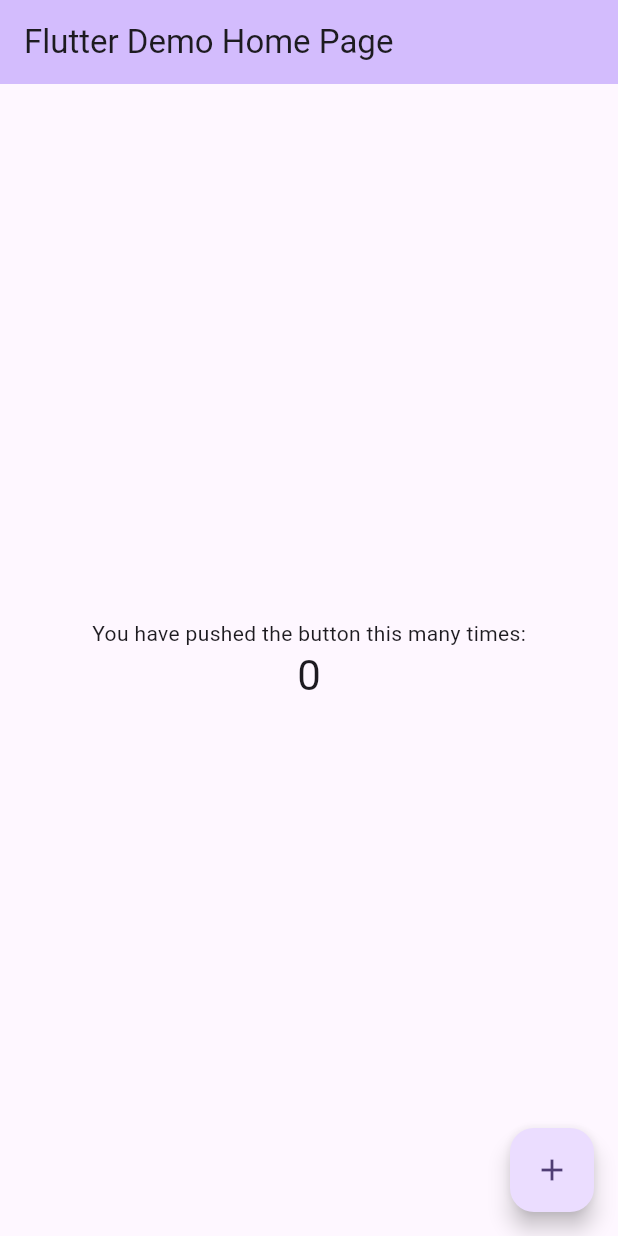
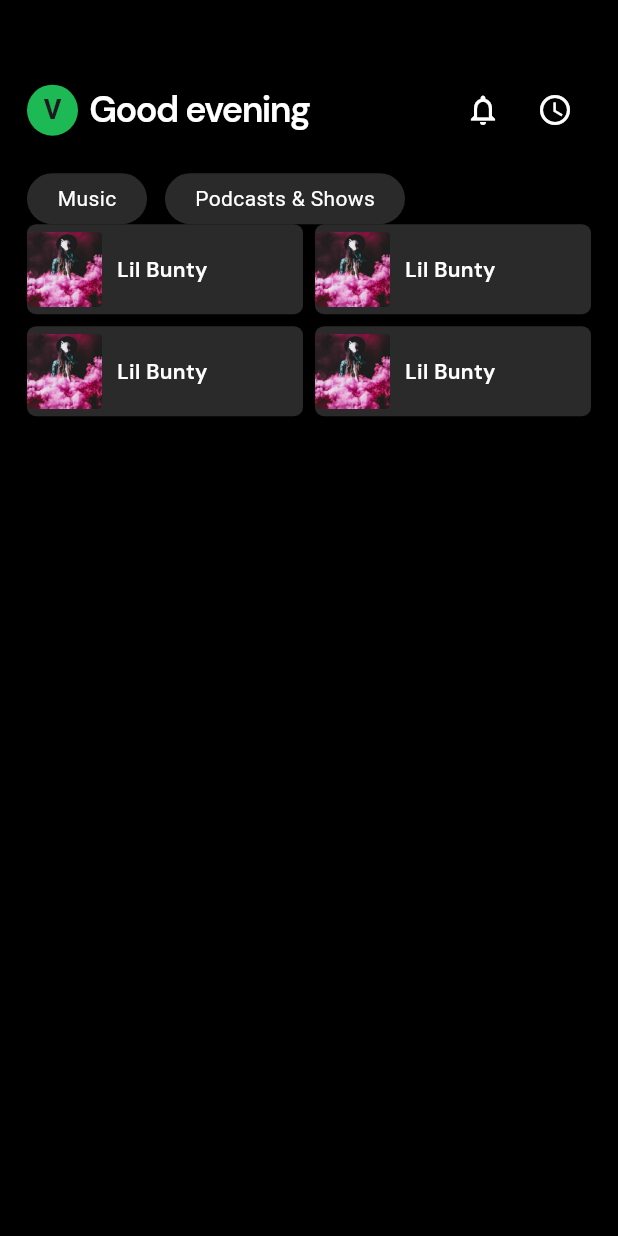
Before and after one commit to CodeCrypt05/Spotify-Clone-App, a Flutter app: the screen it shows after launch, on a phone screen of 412 x 824 dp. Run offline on Flutter 3.47's test engine with Material 2 defaults, Android fonts, the phone set to English and light mode, and no system bars; our stand-ins replace google_fonts, hexcolor.

Commit message:
half ui done

```diff
--- a/lib/main.dart
+++ b/lib/main.dart
@@ -1,4 +1,5 @@
 import 'package:flutter/material.dart';
+import 'package:spotify_clone_app/presentation/pages/home_screen.dart';
 
 void main() {
   runApp(const MyApp());
@@ -11,115 +12,13 @@ class MyApp extends StatelessWidget {
   @override
   Widget build(BuildContext context) {
     return MaterialApp(
+      debugShowCheckedModeBanner: false,
       title: 'Flutter Demo',
       theme: ThemeData(
-        // This is the theme of your application.
-        //
-        // TRY THIS: Try running your application with "flutter run". You'll see
-        // the application has a blue toolbar. Then, without quitting the app,
-        // try changing the seedColor in the colorScheme below to Colors.green
-        // and then invoke "hot reload" (save your changes or press the "hot
-        // reload" button in a Flutter-supported IDE, or press "r" if you used
-        // the command line to start the app).
-        //
-        // Notice that the counter didn't reset back to zero; the application
-        // state is not lost during the reload. To reset the state, use hot
-        // restart instead.
-        //
-        // This works for code too, not just values: Most code changes can be
-        // tested with just a hot reload.
         colorScheme: ColorScheme.fromSeed(seedColor: Colors.deepPurple),
         useMaterial3: true,
       ),
-      home: const MyHomePage(title: 'Flutter Demo Home Page'),
+      home: HomeScreen(),
     );
   }
 }
-
-class MyHomePage extends StatefulWidget {
-  const MyHomePage({super.key, required this.title});
-
-  // This widget is the home page of your application. It is stateful, meaning
-  // that it has a State object (defined below) that contains fields that affect
-  // how it looks.
-
-  // This class is the configuration for the state. It holds the values (in this
-  // case the title) provided by the parent (in this case the App widget) and
-  // used by the build method of the State. Fields in a Widget subclass are
-  // always marked "final".
-
-  final String title;
-
-  @override
-  State<MyHomePage> createState() => _MyHomePageState();
-}
-
-class _MyHomePageState extends State<MyHomePage> {
-  int _counter = 0;
-
-  void _incrementCounter() {
-    setState(() {
-      // This call to setState tells the Flutter framework that something has
-      // changed in this State, which causes it to rerun the build method below
-      // so that the display can reflect the updated values. If we changed
-      // _counter without calling setState(), then the build method would not be
-      // called again, and so nothing would appear to happen.
-      _counter++;
-    });
-  }
-
-  @override
-  Widget build(BuildContext context) {
-    // This method is rerun every time setState is called, for instance as done
-    // by the _incrementCounter method above.
-    //
-    // The Flutter framework has been optimized to make rerunning build methods
-    // fast, so that you can just rebuild anything that needs updating rather
-    // than having to individually change instances of widgets.
-    return Scaffold(
-      appBar: AppBar(
-        // TRY THIS: Try changing the color here to a specific color (to
-        // Colors.amber, perhaps?) and trigger a hot reload to see the AppBar
-        // change color while the other colors stay the same.
-        backgroundColor: Theme.of(context).colorScheme.inversePrimary,
-        // Here we take the value from the MyHomePage object that was created by
-        // the App.build method, and use it to set our appbar title.
-        title: Text(widget.title),
-      ),
-      body: Center(
-        // Center is a layout widget. It takes a single child and positions it
-        // in the middle of the parent.
-        child: Column(
-          // Column is also a layout widget. It takes a list of children and
-          // arranges them vertically. By default, it sizes itself to fit its
-          // children horizontally, and tries to be as tall as its parent.
-          //
-          // Column has various properties to control how it sizes itself and
-          // how it positions its children. Here we use mainAxisAlignment to
-          // center the children vertically; the main axis here is the vertical
-          // axis because Columns are vertical (the cross axis would be
-          // horizontal).
-          //
-          // TRY THIS: Invoke "debug painting" (choose the "Toggle Debug Paint"
-          // action in the IDE, or press "p" in the console), to see the
-          // wireframe for each widget.
-          mainAxisAlignment: MainAxisAlignment.center,
-          children: <Widget>[
-            const Text(
-              'You have pushed the button this many times:',
-            ),
-            Text(
-              '$_counter',
-              style: Theme.of(context).textTheme.headlineMedium,
-            ),
-          ],
-        ),
-      ),
-      floatingActionButton: FloatingActionButton(
-        onPressed: _incrementCounter,
-        tooltip: 'Increment',
-        child: const Icon(Icons.add),
-      ), // This trailing comma makes auto-formatting nicer for build methods.
-    );
-  }
-}
--- /dev/null
+++ b/lib/presentation/pages/home_screen.dart
@@ -0,0 +1,160 @@
+import 'package:flutter/material.dart';
+import 'package:google_fonts/google_fonts.dart';
+import 'package:hexcolor/hexcolor.dart';
+import 'package:spotify_clone_app/presentation/widgets/searched_album_widget.dart';
+
+class HomeScreen extends StatelessWidget {
+  const HomeScreen({super.key});
+
+  @override
+  Widget build(BuildContext context) {
+    final size = MediaQuery.of(context).size;
+    return Scaffold(
+      backgroundColor: Colors.black,
+      body: SingleChildScrollView(
+        child: Container(
+          margin: const EdgeInsets.only(left: 18, right: 18),
+          child: Column(
+            children: [
+              SizedBox(
+                height: size.height * 0.06,
+              ),
+              buildHeader(),
+              buildMusicPodcast(),
+              buildSearchedAlbum(),
+            ],
+          ),
+        ),
+      ),
+    );
+  }
+
+  Widget buildHeader() {
+    return Container(
+      width: double.infinity,
+      child: Row(
+        mainAxisAlignment: MainAxisAlignment.spaceBetween,
+        children: [
+          Row(
+            mainAxisAlignment: MainAxisAlignment.start,
+            children: [
+              Container(
+                height: 34,
+                width: 34,
+                decoration: BoxDecoration(
+                  shape: BoxShape.circle,
+                  color: HexColor("#1DB954"),
+                ),
+                alignment: Alignment.center,
+                child: const Text(
+                  'V',
+                  style: TextStyle(
+                    fontSize: 18,
+                    fontWeight: FontWeight.w600,
+                  ),
+                ),
+              ),
+              Padding(
+                  padding: EdgeInsets.only(left: 8),
+                  child: Text(
+                    'Good evening',
+                    style: GoogleFonts.dmSans(
+                        color: Colors.white,
+                        fontSize: 24,
+                        fontWeight: FontWeight.w600,
+                        letterSpacing: -1),
+                  )),
+            ],
+          ),
+          Row(
+            children: [
+              IconButton(
+                onPressed: () {},
+                icon: const Icon(Icons.notifications_outlined),
+                color: Colors.white,
+              ),
+              IconButton(
+                onPressed: () {},
+                icon: const Icon(Icons.access_time_outlined),
+                color: Colors.white,
+              ),
+            ],
+          )
+        ],
+      ),
+    );
+  }
+
+  Widget buildMusicPodcast() {
+    return Container(
+      margin: const EdgeInsets.only(top: 18),
+      width: double.infinity,
+      child: Row(
+        children: [
+          GestureDetector(
+            onTap: () {},
+            child: Container(
+              width: 80, // Set the desired width
+              height: 34, // Set the desired height
+              decoration: BoxDecoration(
+                borderRadius:
+                    BorderRadius.circular(20.0), // Adjust the radius as needed
+                color: HexColor("#2A2A2A"),
+              ),
+              child: Center(
+                child: Text(
+                  'Music',
+                  style: TextStyle(
+                    fontSize: 14,
+                    color: Colors.white,
+                  ),
+                ),
+              ),
+            ),
+          ),
+          SizedBox(
+            width: 12,
+          ),
+          GestureDetector(
+            onTap: () {},
+            child: Container(
+              width: 160, // Set the desired width
+              height: 34, // Set the desired height
+              decoration: BoxDecoration(
+                borderRadius:
+                    BorderRadius.circular(20.0), // Adjust the radius as needed
+                color: HexColor("#2A2A2A"),
+              ),
+              child: Center(
+                child: Text(
+                  'Podcasts & Shows',
+                  style: TextStyle(
+                    fontSize: 14,
+                    color: Colors.white,
+                  ),
+                ),
+              ),
+            ),
+          ),
+        ],
+      ),
+    );
+  }
+
+  Widget buildSearchedAlbum() {
+    return GridView.builder(
+      physics: NeverScrollableScrollPhysics(),
+      shrinkWrap: true,
+      gridDelegate: SliverGridDelegateWithFixedCrossAxisCount(
+        crossAxisSpacing: 8,
+        mainAxisSpacing: 8,
+        crossAxisCount: 2,
+        mainAxisExtent: 60,
+      ),
+      itemCount: 4,
+      itemBuilder: (context, index) {
+        return SearchedWidgetAlbum();
+      },
+    );
+  }
+}
--- /dev/null
+++ b/lib/presentation/widgets/searched_album_widget.dart
@@ -0,0 +1,42 @@
+import 'package:flutter/material.dart';
+import 'package:google_fonts/google_fonts.dart';
+import 'package:hexcolor/hexcolor.dart';
+
+class SearchedWidgetAlbum extends StatelessWidget {
+  const SearchedWidgetAlbum({super.key});
+
+  @override
+  Widget build(BuildContext context) {
+    return Container(
+      decoration: BoxDecoration(
+        color: HexColor("#2A2A2A"),
+        borderRadius: BorderRadius.circular(6),
+      ),
+      child: Row(
+        children: [
+          Container(
+            height: 50,
+            width: 50,
+            decoration: BoxDecoration(
+              image: DecorationImage(
+                fit: BoxFit.cover,
+                image: AssetImage("assets/images/album_cover_img.png"),
+              ),
+            ),
+          ),
+          SizedBox(
+            width: 10,
+          ),
+          Text(
+            'Lil Bunty',
+            style: GoogleFonts.dmSans(
+              color: Colors.white,
+              fontSize: 14,
+              fontWeight: FontWeight.w600,
+            ),
+          )
+        ],
+      ),
+    );
+  }
+}
```
Also changed, not shown: pubspec.yaml (+5 -3 lines), assets/images/album_cover_img.png (added), pubspec.lock, 1 other file.
